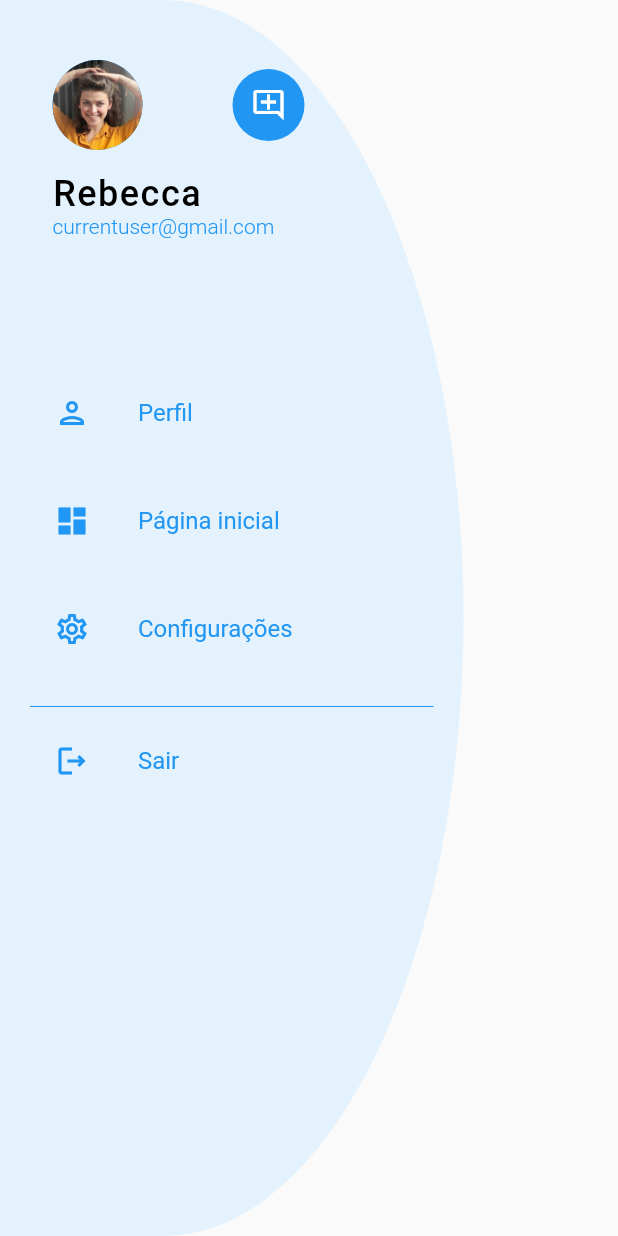
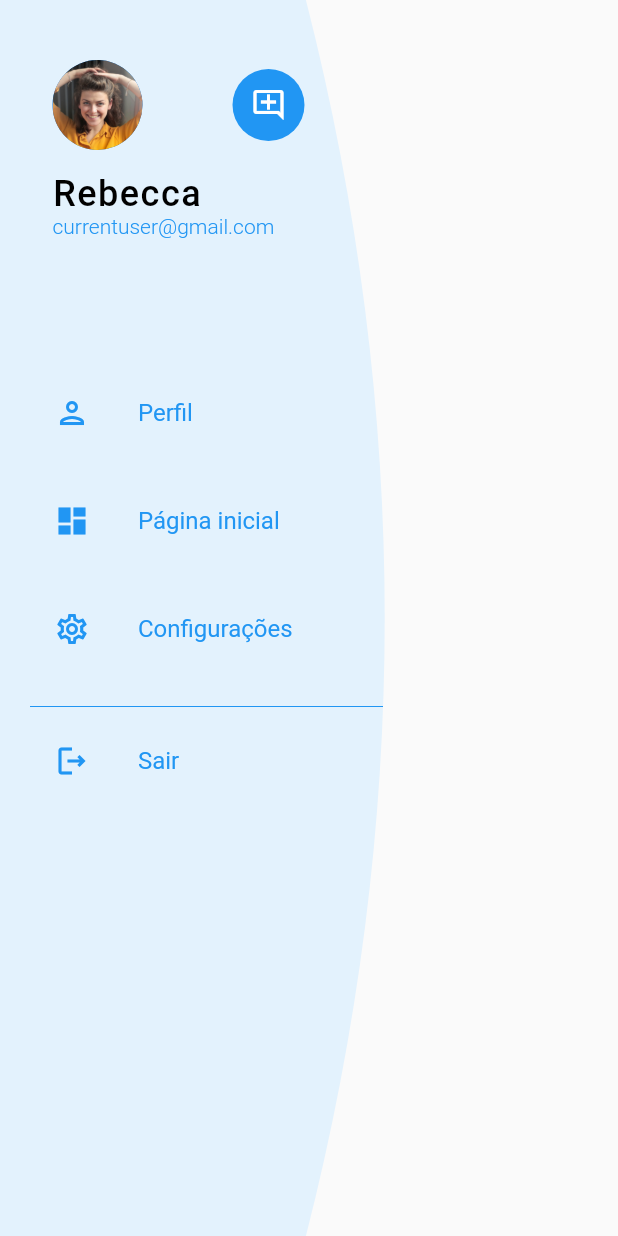
Before and after one commit to Thiago-Source/social-app-ui, a Flutter app: the NavigationDrawerWidget widget shown alone on an empty page, opened directly, on a phone screen of 412 x 824 dp. Run offline on Flutter 3.47's test engine with Material 2 defaults, Android fonts, the phone set to English and light mode, and no system bars.

Commit message:
bug do drawer arrumado

```diff
--- a/lib/widgets/curve_clipper.dart
+++ b/lib/widgets/curve_clipper.dart
@@ -24,3 +24,23 @@ class WaveClipper extends CustomClipper<Path> {
     return false;
   }
 }
+
+class DrawerClipper extends CustomClipper<Path> {
+  @override
+  Path getClip(Size size) {
+    Path path = Path();
+    path.lineTo(size.width * 0.66, 0);
+    Offset centerPoint = Offset(size.width, size.height / 2);
+    Offset endPoint = Offset(size.width * 0.66, size.height);
+    path.quadraticBezierTo(
+        centerPoint.dx, centerPoint.dy, endPoint.dx, endPoint.dy);
+    path.lineTo(0, size.height);
+    path.close();
+    return path;
+  }
+
+  @override
+  bool shouldReclip(covariant CustomClipper<Path> oldClipper) {
+    return false;
+  }
+}
--- a/lib/widgets/navigation_drawer_widget.dart
+++ b/lib/widgets/navigation_drawer_widget.dart
@@ -1,5 +1,6 @@
 import 'package:flutter/material.dart';
 import 'package:social_media/data/data.dart';
+import 'package:social_media/widgets/curve_clipper.dart';
 import 'package:social_media/widgets/drawer_header_widget.dart';
 import 'package:social_media/widgets/menu_item_widget.dart';
 
@@ -13,13 +14,12 @@ class NavigationDrawerWidget extends StatelessWidget {
   @override
   Widget build(BuildContext context) {
     final Size size = MediaQuery.of(context).size;
-    return Container(
+    return ClipPath(
+      clipper: DrawerClipper(),
+      child: Container(
         width: size.width * 0.75,
         decoration: BoxDecoration(
           color: Theme.of(context).secondaryHeaderColor,
-        borderRadius: BorderRadius.only(
-            topRight: Radius.elliptical(200, size.height / 2),
-            bottomRight: Radius.elliptical(200, size.height / 2)),
         ),
         child: ListView(
           children: [
@@ -50,6 +50,7 @@ class NavigationDrawerWidget extends StatelessWidget {
             ),
           ],
         ),
+      ),
     );
   }
 }
```
Lines whose indentation alone changed are shown as unchanged.
